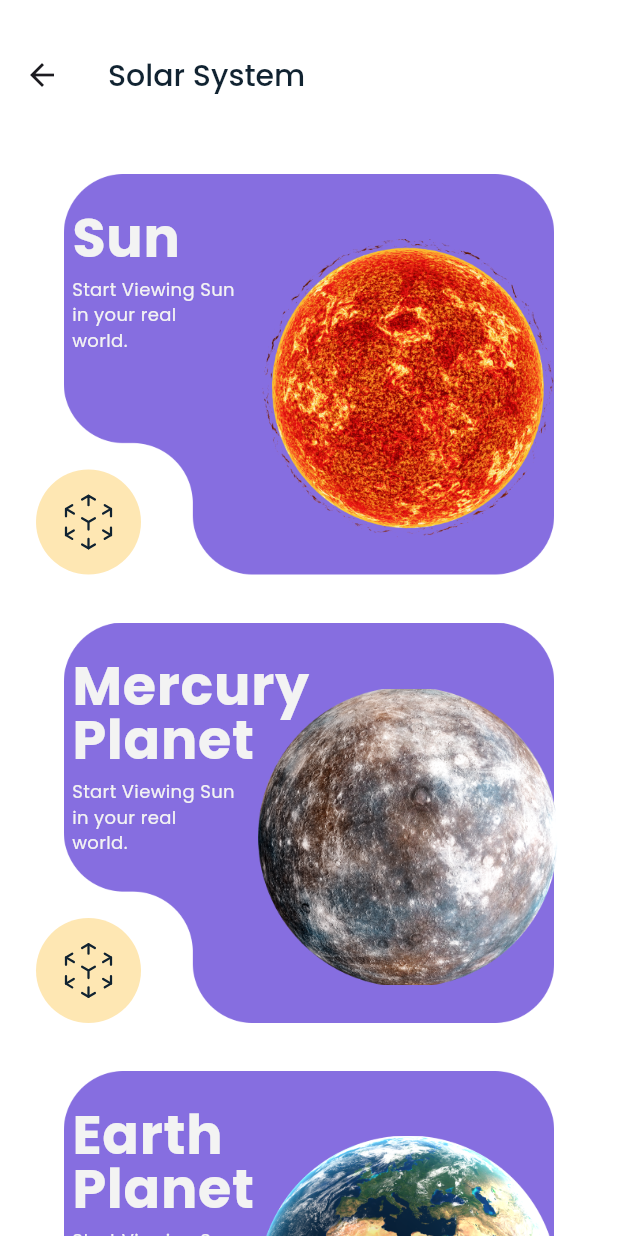
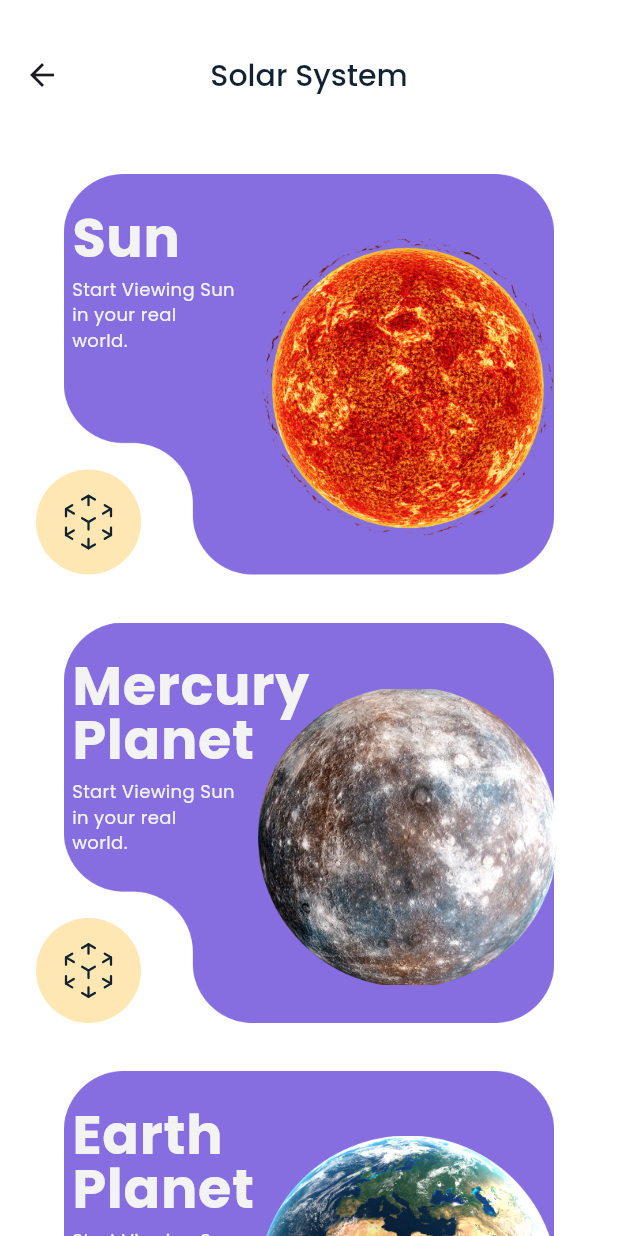
Before and after one commit to bstawy/ARcademy, a Flutter app: the SolarSystemView screen opened by its route, on a phone screen of 412 x 824 dp. Run offline on Flutter 3.47's test engine with Material 3 defaults, Android fonts, the phone set to English and light mode, and no system bars; our stand-ins replace flutter_svg; missing offline and left inert: arcore_flutter_plugin.

Commit message:
fix issue with expanded

```diff
--- a/lib/pages/solar_system_view/solar_system_view.dart
+++ b/lib/pages/solar_system_view/solar_system_view.dart
@@ -34,8 +34,11 @@ class SolarSystemView extends StatelessWidget {
     return Scaffold(
       appBar: AppBar(
         title: const Text("Solar System"),
+        centerTitle: true,
       ),
-      body: Expanded(
+      body: Column(
+        children: [
+          Expanded(
             child: ListView.builder(
               padding: EdgeInsets.zero,
               itemCount: items.length,
@@ -44,6 +47,8 @@ class SolarSystemView extends StatelessWidget {
               },
             ),
           ),
+        ],
+      ),
     );
   }
 }
```
Lines whose indentation alone changed are shown as unchanged.
